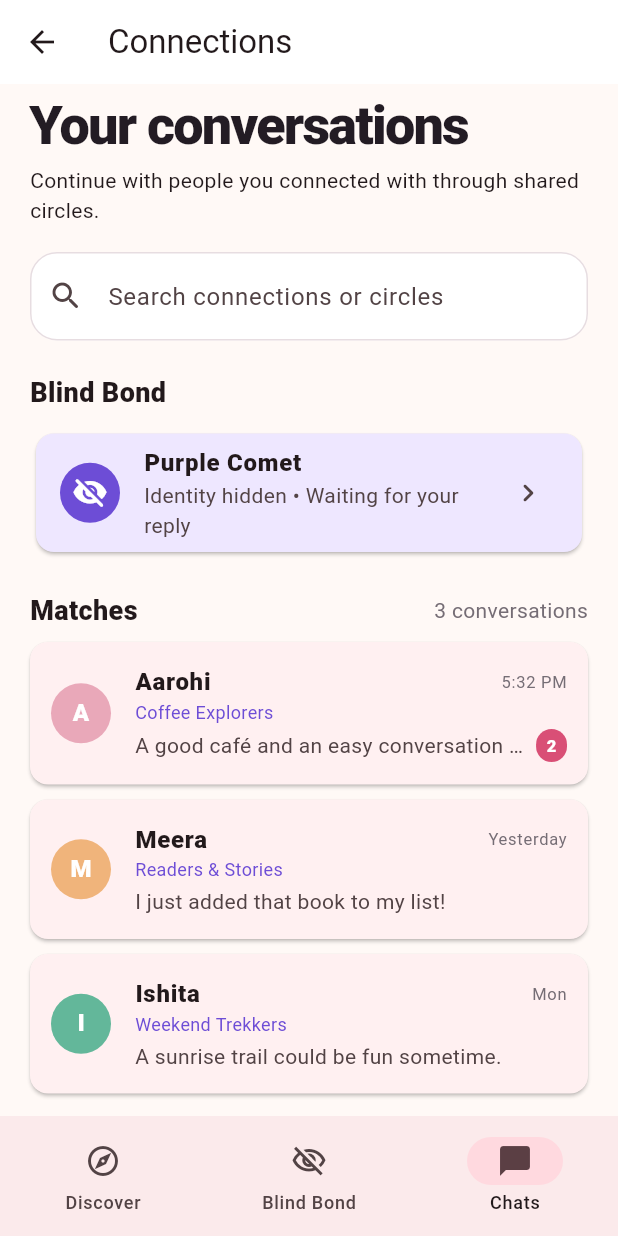
After one commit to Sagar091206/bondcircle, a Flutter app: the DiscoverScreen screen opened directly, item 3 of the bottom bar chosen, on a phone screen of 412 x 824 dp. The commit adds this screen. Run offline on Flutter 3.47's test engine with Material 3 defaults, Android fonts, the phone set to English and light mode, and no system bars.

Commit message:
Add connections and chats inbox

```diff
--- a/lib/features/blind_bond/presentation/blind_bond_screen.dart
+++ b/lib/features/blind_bond/presentation/blind_bond_screen.dart
@@ -1,6 +1,7 @@
 import 'package:flutter/material.dart';
 
 import '../../../theme/bondcircle_theme.dart';
+import '../../connections/presentation/connections_screen.dart';
 
 class BlindBondScreen extends StatefulWidget {
   const BlindBondScreen({
@@ -153,7 +154,18 @@ class _BlindBondScreenState extends State<BlindBondScreen> {
     bottomNavigationBar: NavigationBar(
       selectedIndex: 1,
       onDestinationSelected: (index) {
-        if (index == 0) Navigator.of(context).pop();
+        if (index == 0) {
+          Navigator.of(context).pop();
+        } else if (index == 2) {
+          Navigator.of(context).push(
+            MaterialPageRoute<void>(
+              builder: (_) => ConnectionsScreen(
+                displayName: widget.displayName,
+                joinedCircles: widget.joinedCircles,
+              ),
+            ),
+          );
+        }
       },
       destinations: const [
         NavigationDestination(
@@ -163,6 +175,10 @@ class _BlindBondScreenState extends State<BlindBondScreen> {
         NavigationDestination(
           icon: Icon(Icons.visibility_off),
           label: 'Blind Bond',
+        ),
+        NavigationDestination(
+          icon: Icon(Icons.chat_bubble_outline_rounded),
+          label: 'Chats',
         ),
       ],
     ),
--- /dev/null
+++ b/lib/features/connections/presentation/connections_screen.dart
@@ -0,0 +1,272 @@
+import 'package:flutter/material.dart';
+
+import '../../../theme/bondcircle_theme.dart';
+import '../../blind_bond/presentation/blind_bond_screen.dart';
+import '../../chat/presentation/chat_screen.dart';
+
+class ConnectionsScreen extends StatefulWidget {
+  const ConnectionsScreen({
+    super.key,
+    required this.displayName,
+    required this.joinedCircles,
+  });
+
+  final String displayName;
+  final List<String> joinedCircles;
+
+  @override
+  State<ConnectionsScreen> createState() => _ConnectionsScreenState();
+}
+
+class _ConnectionsScreenState extends State<ConnectionsScreen> {
+  String _query = '';
+
+  static const _connections = [
+    _Connection(
+      name: 'Aarohi',
+      circle: 'Coffee Explorers',
+      preview: 'A good café and an easy conversation sounds perfect.',
+      time: '5:32 PM',
+      unread: 2,
+      color: Color(0xFFE9A8B9),
+    ),
+    _Connection(
+      name: 'Meera',
+      circle: 'Readers & Stories',
+      preview: 'I just added that book to my list!',
+      time: 'Yesterday',
+      unread: 0,
+      color: Color(0xFFF0B47B),
+    ),
+    _Connection(
+      name: 'Ishita',
+      circle: 'Weekend Trekkers',
+      preview: 'A sunrise trail could be fun sometime.',
+      time: 'Mon',
+      unread: 0,
+      color: Color(0xFF63B79A),
+    ),
+  ];
+
+  List<_Connection> get _visible => _connections.where((item) {
+    final query = _query.toLowerCase();
+    return item.name.toLowerCase().contains(query) ||
+        item.circle.toLowerCase().contains(query);
+  }).toList();
+
+  @override
+  Widget build(BuildContext context) => Scaffold(
+    appBar: AppBar(title: const Text('Connections')),
+    body: ListView(
+      padding: const EdgeInsets.fromLTRB(20, 8, 20, 24),
+      children: [
+        Text(
+          'Your conversations',
+          style: Theme.of(context).textTheme.displaySmall,
+        ),
+        const SizedBox(height: 7),
+        const Text(
+          'Continue with people you connected with through shared circles.',
+        ),
+        const SizedBox(height: 18),
+        TextField(
+          key: const Key('connectionSearchField'),
+          onChanged: (value) => setState(() => _query = value),
+          decoration: const InputDecoration(
+            prefixIcon: Icon(Icons.search_rounded),
+            hintText: 'Search connections or circles',
+          ),
+        ),
+        const SizedBox(height: 22),
+        const Text(
+          'Blind Bond',
+          style: TextStyle(fontSize: 18, fontWeight: FontWeight.w900),
+        ),
+        const SizedBox(height: 10),
+        Card(
+          color: BondCircleColors.lavender,
+          child: ListTile(
+            key: const Key('openBlindConversation'),
+            onTap: () => Navigator.of(context).push(
+              MaterialPageRoute<void>(builder: (_) => const BlindChatScreen()),
+            ),
+            leading: const CircleAvatar(
+              backgroundColor: BondCircleColors.purple,
+              child: Icon(Icons.visibility_off_rounded, color: Colors.white),
+            ),
+            title: const Text(
+              'Purple Comet',
+              style: TextStyle(fontWeight: FontWeight.w800),
+            ),
+            subtitle: const Text('Identity hidden • Waiting for your reply'),
+            trailing: const Icon(Icons.chevron_right_rounded),
+          ),
+        ),
+        const SizedBox(height: 22),
+        Row(
+          children: [
+            const Expanded(
+              child: Text(
+                'Matches',
+                style: TextStyle(fontSize: 18, fontWeight: FontWeight.w900),
+              ),
+            ),
+            Text(
+              '${_visible.length} conversations',
+              style: const TextStyle(color: BondCircleColors.muted),
+            ),
+          ],
+        ),
+        const SizedBox(height: 8),
+        if (_visible.isEmpty)
+          const Padding(
+            padding: EdgeInsets.all(32),
+            child: Center(child: Text('No conversations match your search.')),
+          )
+        else
+          ..._visible.map(
+            (connection) => _ConnectionTile(
+              connection: connection,
+              onTap: () => Navigator.of(context).push(
+                MaterialPageRoute<void>(
+                  builder: (_) => ChatScreen(
+                    matchName: connection.name,
+                    sharedCircle: connection.circle,
+                  ),
+                ),
+              ),
+            ),
+          ),
+      ],
+    ),
+    bottomNavigationBar: NavigationBar(
+      selectedIndex: 2,
+      onDestinationSelected: (index) {
+        if (index == 0) {
+          Navigator.of(context).popUntil((route) => route.isFirst);
+        } else if (index == 1) {
+          Navigator.of(context).pushReplacement(
+            MaterialPageRoute<void>(
+              builder: (_) => BlindBondScreen(
+                displayName: widget.displayName,
+                joinedCircles: widget.joinedCircles,
+              ),
+            ),
+          );
+        }
+      },
+      destinations: const [
+        NavigationDestination(
+          icon: Icon(Icons.explore_outlined),
+          label: 'Discover',
+        ),
+        NavigationDestination(
+          icon: Icon(Icons.visibility_off_outlined),
+          label: 'Blind Bond',
+        ),
+        NavigationDestination(
+          icon: Icon(Icons.chat_bubble_rounded),
+          label: 'Chats',
+        ),
+      ],
+    ),
+  );
+}
+
+class _ConnectionTile extends StatelessWidget {
+  const _ConnectionTile({required this.connection, required this.onTap});
+  final _Connection connection;
+  final VoidCallback onTap;
+
+  @override
+  Widget build(BuildContext context) => Card(
+    margin: const EdgeInsets.only(bottom: 10),
+    child: ListTile(
+      key: Key('openChat${connection.name}'),
+      onTap: onTap,
+      contentPadding: const EdgeInsets.symmetric(horizontal: 14, vertical: 7),
+      leading: CircleAvatar(
+        backgroundColor: connection.color,
+        child: Text(
+          connection.name.characters.first,
+          style: const TextStyle(
+            color: Colors.white,
+            fontWeight: FontWeight.w900,
+          ),
+        ),
+      ),
+      title: Row(
+        children: [
+          Expanded(
+            child: Text(
+              connection.name,
+              style: const TextStyle(fontWeight: FontWeight.w800),
+            ),
+          ),
+          Text(
+            connection.time,
+            style: const TextStyle(fontSize: 11, color: BondCircleColors.muted),
+          ),
+        ],
+      ),
+      subtitle: Column(
+        crossAxisAlignment: CrossAxisAlignment.start,
+        children: [
+          Text(
+            connection.circle,
+            style: const TextStyle(
+              color: BondCircleColors.purple,
+              fontSize: 12,
+            ),
+          ),
+          const SizedBox(height: 3),
+          Row(
+            children: [
+              Expanded(
+                child: Text(
+                  connection.preview,
+                  maxLines: 1,
+                  overflow: TextOverflow.ellipsis,
+                ),
+              ),
+              if (connection.unread > 0)
+                Container(
+                  margin: const EdgeInsets.only(left: 8),
+                  padding: const EdgeInsets.symmetric(
+                    horizontal: 7,
+                    vertical: 3,
+                  ),
+                  decoration: BoxDecoration(
+                    color: BondCircleColors.primary,
+                    borderRadius: BorderRadius.circular(99),
+                  ),
+                  child: Text(
+                    '${connection.unread}',
+                    style: const TextStyle(
+                      color: Colors.white,
+                      fontSize: 11,
+                      fontWeight: FontWeight.w800,
+                    ),
+                  ),
+                ),
+            ],
+          ),
+        ],
+      ),
+    ),
+  );
+}
+
+class _Connection {
+  const _Connection({
+    required this.name,
+    required this.circle,
+    required this.preview,
+    required this.time,
+    required this.unread,
+    required this.color,
+  });
+  final String name, circle, preview, time;
+  final int unread;
+  final Color color;
+}
--- a/lib/features/discover/presentation/discover_screen.dart
+++ b/lib/features/discover/presentation/discover_screen.dart
@@ -3,6 +3,7 @@ import 'package:flutter/material.dart';
 import '../../../theme/bondcircle_theme.dart';
 import '../../vibe_check/presentation/vibe_check_screen.dart';
 import '../../blind_bond/presentation/blind_bond_screen.dart';
+import '../../connections/presentation/connections_screen.dart';
 
 class DiscoverScreen extends StatefulWidget {
   const DiscoverScreen({
@@ -209,6 +210,15 @@ class _DiscoverScreenState extends State<DiscoverScreen> {
                 ),
               ),
             );
+          } else if (index == 2) {
+            Navigator.of(context).push(
+              MaterialPageRoute<void>(
+                builder: (_) => ConnectionsScreen(
+                  displayName: widget.displayName,
+                  joinedCircles: widget.joinedCircles,
+                ),
+              ),
+            );
           }
         },
         destinations: const [
@@ -221,6 +231,11 @@ class _DiscoverScreenState extends State<DiscoverScreen> {
             icon: Icon(Icons.visibility_off_outlined),
             selectedIcon: Icon(Icons.visibility_off),
             label: 'Blind Bond',
+          ),
+          NavigationDestination(
+            icon: Icon(Icons.chat_bubble_outline_rounded),
+            selectedIcon: Icon(Icons.chat_bubble_rounded),
+            label: 'Chats',
           ),
         ],
       ),
```
Also changed, not shown: 1 other file.
